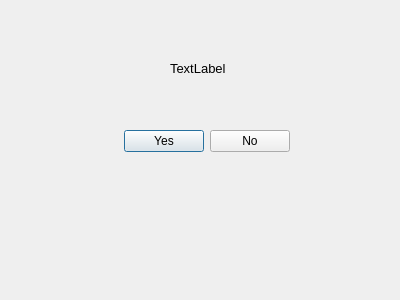
Above: rightsecdialog.ui from Austin-Draper/Shopping_List before the change. Below: the same form after it.
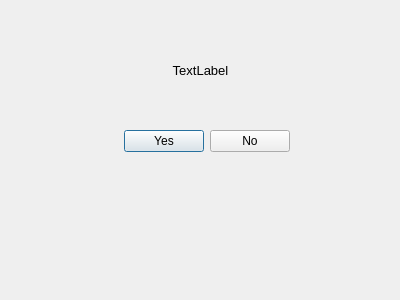
That is the form after the change.

```diff
--- a/rightsecdialog.ui
+++ b/rightsecdialog.ui
@@ -68,10 +68,10 @@
   <widget class="QLabel" name="rightSecDialogLabel">
    <property name="geometry">
     <rect>
-     <x>170</x>
+     <x>0</x>
      <y>60</y>
-     <width>61</width>
-     <height>16</height>
+     <width>401</width>
+     <height>20</height>
     </rect>
    </property>
    <property name="font">
@@ -82,6 +82,9 @@
    <property name="text">
     <string>TextLabel</string>
    </property>
+   <property name="alignment">
+    <set>Qt::AlignCenter</set>
+   </property>
   </widget>
  </widget>
  <resources/>
```
